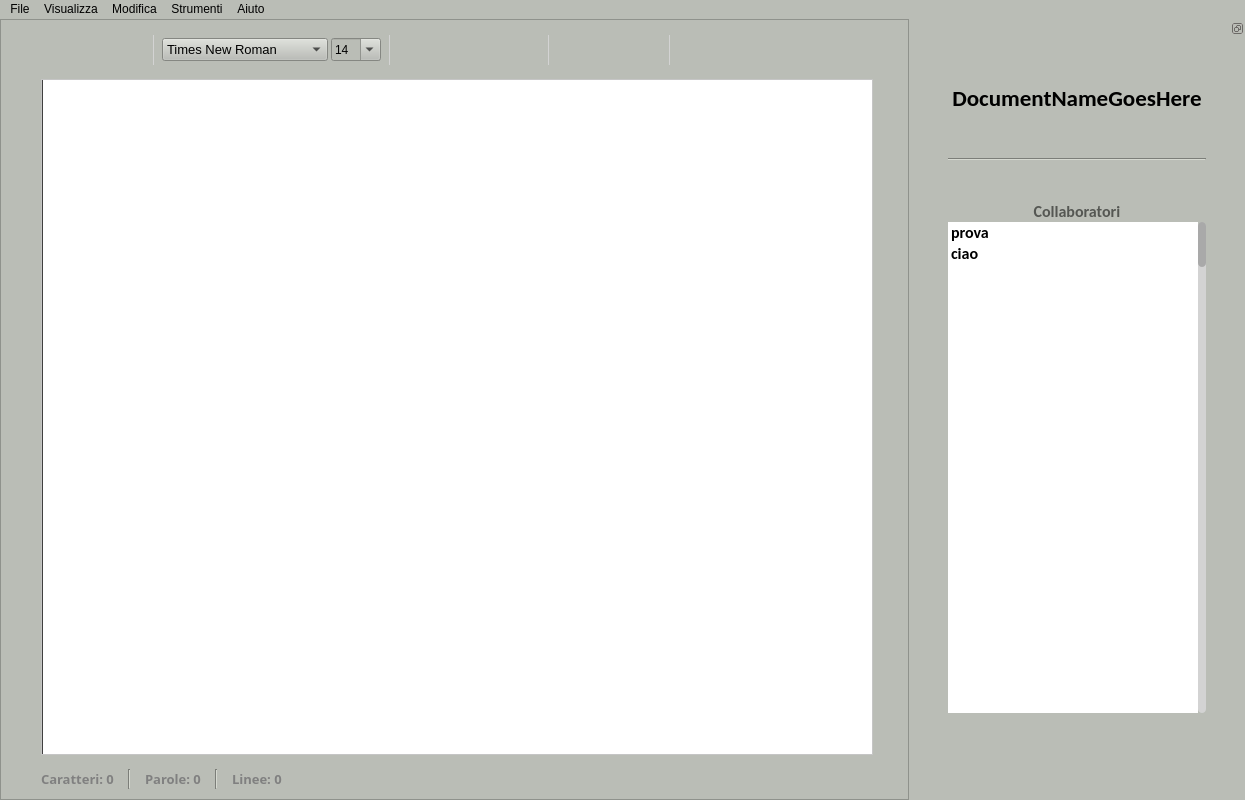
The window that client/editorwindow.ui (nopesir/pds-project) describes before a commit, drawn with Qt 5.
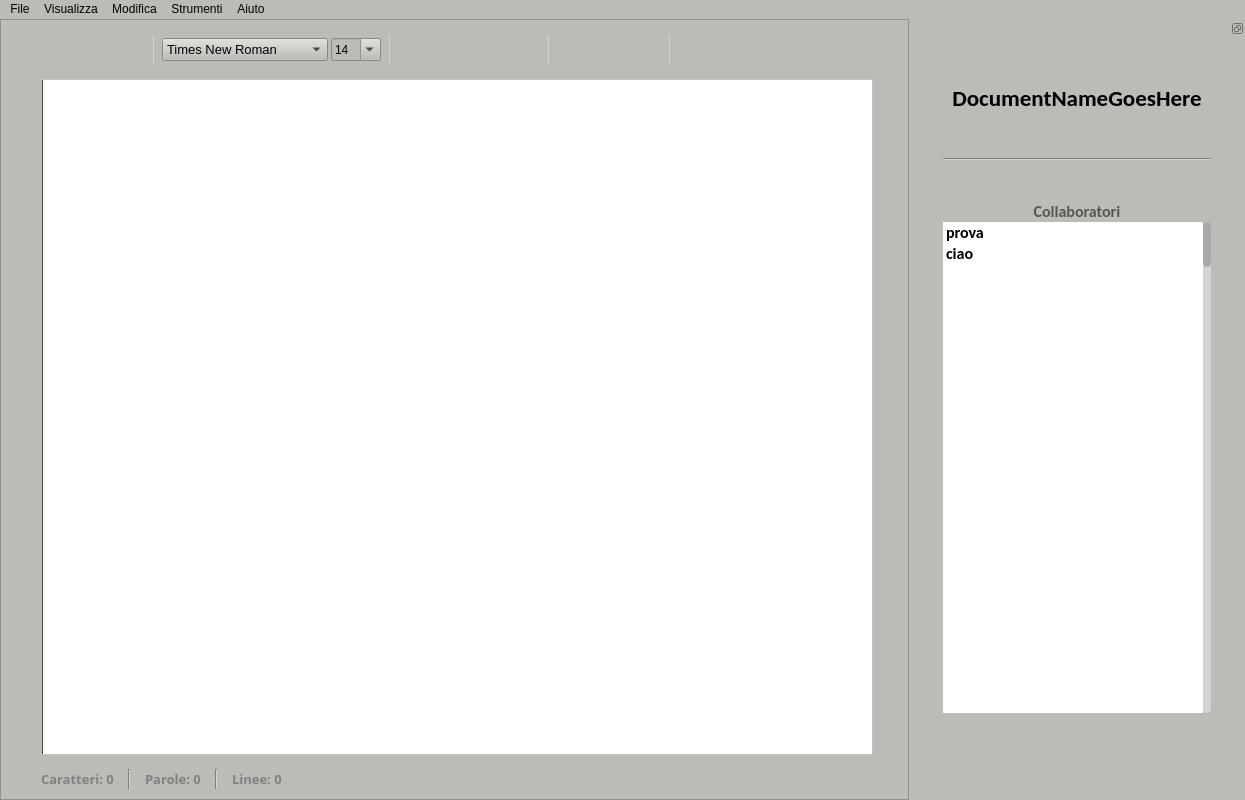
The same window after the commit. Icons and pictures are not drawn. Custom widgets are drawn as their Qt base class.

Commit message: refresh login UI, fixed registration problems for showing the test file

What changed in the file:
```diff
--- a/client/editorwindow.ui
+++ b/client/editorwindow.ui
@@ -1532,6 +1532,9 @@
             <property name="alignment">
              <set>Qt::AlignCenter</set>
             </property>
+            <property name="margin">
+             <number>5</number>
+            </property>
            </widget>
           </item>
           <item>
@@ -1549,7 +1552,7 @@
               </property>
               <property name="minimumSize">
                <size>
-                <width>250</width>
+                <width>260</width>
                 <height>0</height>
                </size>
               </property>
```
The commit also changes 3 other files.
